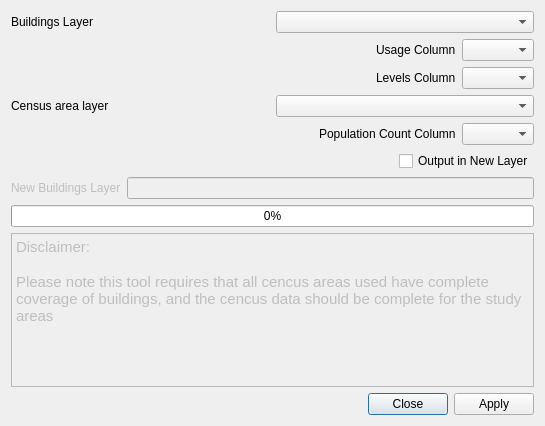
Old version of the form safe/gui/ui/people_in_buildings_base.ui in the repository inasafe/inasafe.
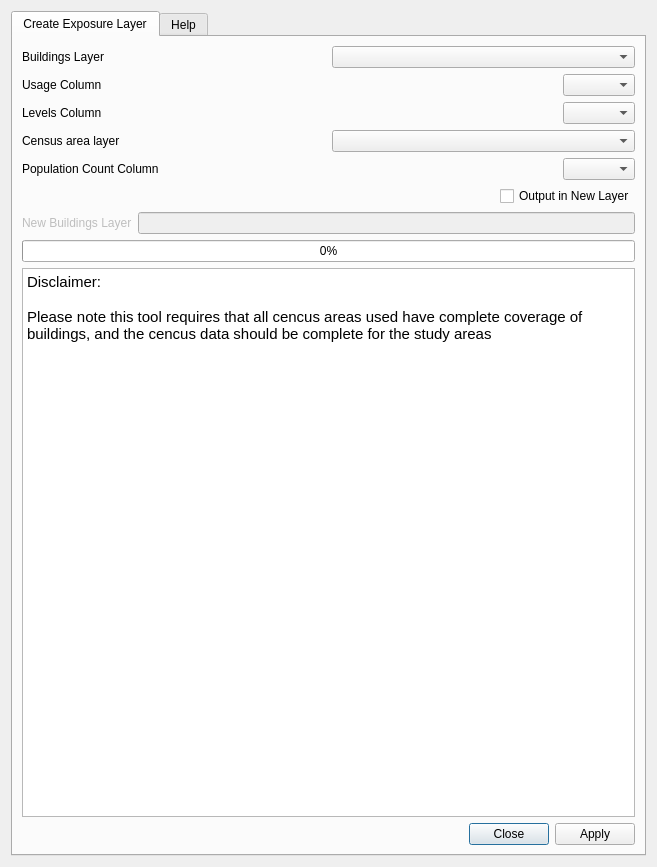
New version of the form.

Commit message: Updated People in Buildings tool. Continue on test suit

Patch:
```diff
--- a/safe/gui/ui/people_in_buildings_base.ui
+++ b/safe/gui/ui/people_in_buildings_base.ui
@@ -6,16 +6,46 @@
    <rect>
     <x>0</x>
     <y>0</y>
-    <width>545</width>
-    <height>426</height>
+    <width>657</width>
+    <height>867</height>
    </rect>
   </property>
+  <property name="sizePolicy">
+   <sizepolicy hsizetype="Maximum" vsizetype="Preferred">
+    <horstretch>0</horstretch>
+    <verstretch>0</verstretch>
+   </sizepolicy>
+  </property>
   <property name="windowTitle">
    <string>People in buildings</string>
   </property>
   <layout class="QGridLayout" name="gridLayout">
    <item row="0" column="0">
-    <layout class="QHBoxLayout" name="horizontalLayout">
+    <widget class="QTabWidget" name="tabWidget">
+     <property name="sizePolicy">
+      <sizepolicy hsizetype="MinimumExpanding" vsizetype="MinimumExpanding">
+       <horstretch>0</horstretch>
+       <verstretch>0</verstretch>
+      </sizepolicy>
+     </property>
+     <property name="currentIndex">
+      <number>0</number>
+     </property>
+     <widget class="QWidget" name="people_in_buildings_tab">
+      <property name="sizePolicy">
+       <sizepolicy hsizetype="MinimumExpanding" vsizetype="MinimumExpanding">
+        <horstretch>0</horstretch>
+        <verstretch>0</verstretch>
+       </sizepolicy>
+      </property>
+      <attribute name="title">
+       <string>Create Exposure Layer</string>
+      </attribute>
+      <layout class="QGridLayout" name="gridLayout_3">
+       <item row="0" column="0">
+        <layout class="QVBoxLayout" name="verticalLayout_2">
+         <item>
+          <layout class="QHBoxLayout" name="horizontalLayout_8">
      <item>
       <widget class="QLabel" name="label">
        <property name="text">
@@ -28,21 +58,8 @@
      </item>
     </layout>
    </item>
-   <item row="1" column="0">
+         <item>
     <layout class="QHBoxLayout" name="horizontalLayout_5">
-     <item>
-      <spacer name="horizontalSpacer">
-       <property name="orientation">
-        <enum>Qt::Horizontal</enum>
-       </property>
-       <property name="sizeHint" stdset="0">
-        <size>
-         <width>40</width>
-         <height>20</height>
-        </size>
-       </property>
-      </spacer>
-     </item>
      <item>
       <widget class="QLabel" name="label_3">
        <property name="text">
@@ -50,26 +67,29 @@
        </property>
       </widget>
      </item>
+           <item>
+            <spacer name="horizontalSpacer">
+             <property name="orientation">
+              <enum>Qt::Horizontal</enum>
+             </property>
+             <property name="sizeHint" stdset="0">
+              <size>
+               <width>40</width>
+               <height>20</height>
+              </size>
+             </property>
+            </spacer>
+           </item>
      <item>
       <widget class="QComboBox" name="usageColumnComboBox"/>
      </item>
     </layout>
    </item>
-   <item row="2" column="0">
+         <item>
     <layout class="QHBoxLayout" name="horizontalLayout_4">
-     <item>
-      <spacer name="horizontalSpacer_2">
-       <property name="orientation">
-        <enum>Qt::Horizontal</enum>
-       </property>
-       <property name="sizeHint" stdset="0">
-        <size>
-         <width>40</width>
-         <height>20</height>
-        </size>
-       </property>
-      </spacer>
-     </item>
+           <property name="sizeConstraint">
+            <enum>QLayout::SetNoConstraint</enum>
+           </property>
      <item>
       <widget class="QLabel" name="label_5">
        <property name="text">
@@ -77,12 +97,25 @@
        </property>
       </widget>
      </item>
+           <item>
+            <spacer name="horizontalSpacer_2">
+             <property name="orientation">
+              <enum>Qt::Horizontal</enum>
+             </property>
+             <property name="sizeHint" stdset="0">
+              <size>
+               <width>40</width>
+               <height>20</height>
+              </size>
+             </property>
+            </spacer>
+           </item>
      <item>
       <widget class="QComboBox" name="levelsColumnComboBox"/>
      </item>
     </layout>
    </item>
-   <item row="3" column="0">
+         <item>
     <layout class="QHBoxLayout" name="horizontalLayout_2">
      <item>
       <widget class="QLabel" name="label_2">
@@ -96,21 +129,8 @@
      </item>
     </layout>
    </item>
-   <item row="4" column="0">
+         <item>
     <layout class="QHBoxLayout" name="horizontalLayout_3">
-     <item>
-      <spacer name="horizontalSpacer_3">
-       <property name="orientation">
-        <enum>Qt::Horizontal</enum>
-       </property>
-       <property name="sizeHint" stdset="0">
-        <size>
-         <width>40</width>
-         <height>20</height>
-        </size>
-       </property>
-      </spacer>
-     </item>
      <item>
       <widget class="QLabel" name="label_4">
        <property name="text">
@@ -118,13 +138,29 @@
        </property>
       </widget>
      </item>
+           <item>
+            <spacer name="horizontalSpacer_3">
+             <property name="orientation">
+              <enum>Qt::Horizontal</enum>
+             </property>
+             <property name="sizeHint" stdset="0">
+              <size>
+               <width>40</width>
+               <height>20</height>
+              </size>
+             </property>
+            </spacer>
+           </item>
      <item>
       <widget class="QComboBox" name="populationCountComboBox"/>
      </item>
     </layout>
    </item>
-   <item row="5" column="0">
+         <item>
     <layout class="QHBoxLayout" name="horizontalLayout_7">
+           <property name="sizeConstraint">
+            <enum>QLayout::SetNoConstraint</enum>
+           </property>
      <item>
       <spacer name="horizontalSpacer_4">
        <property name="orientation">
@@ -143,6 +179,12 @@
        <property name="enabled">
         <bool>true</bool>
        </property>
+             <property name="sizePolicy">
+              <sizepolicy hsizetype="Minimum" vsizetype="Fixed">
+               <horstretch>0</horstretch>
+               <verstretch>0</verstretch>
+              </sizepolicy>
+             </property>
        <property name="text">
         <string>Output in New Layer</string>
        </property>
@@ -153,7 +195,7 @@
      </item>
     </layout>
    </item>
-   <item row="6" column="0">
+         <item>
     <layout class="QHBoxLayout" name="horizontalLayout_6">
      <item>
       <widget class="QLabel" name="newLayerLabel">
@@ -174,7 +216,7 @@
      </item>
     </layout>
    </item>
-   <item row="7" column="0">
+         <item>
     <widget class="QProgressBar" name="progressBar">
      <property name="enabled">
       <bool>true</bool>
@@ -187,7 +229,23 @@
      </property>
     </widget>
    </item>
-   <item row="9" column="0">
+         <item>
+          <widget class="QTextBrowser" name="textBrowser">
+           <property name="enabled">
+            <bool>true</bool>
+           </property>
+           <property name="html">
+            <string>&lt;!DOCTYPE HTML PUBLIC &quot;-//W3C//DTD HTML 4.0//EN&quot; &quot;http://www.w3.org/TR/REC-html40/strict.dtd&quot;&gt;
+&lt;html&gt;&lt;head&gt;&lt;meta name=&quot;qrichtext&quot; content=&quot;1&quot; /&gt;&lt;style type=&quot;text/css&quot;&gt;
+p, li { white-space: pre-wrap; }
+&lt;/style&gt;&lt;/head&gt;&lt;body style=&quot; font-family:'Cantarell'; font-size:11pt; font-weight:400; font-style:normal;&quot;&gt;
+&lt;p style=&quot; margin-top:0px; margin-bottom:0px; margin-left:0px; margin-right:0px; -qt-block-indent:0; text-indent:0px;&quot;&gt;&lt;span style=&quot; font-family:'Ubuntu';&quot;&gt;Disclaimer:&lt;/span&gt;&lt;/p&gt;
+&lt;p style=&quot; margin-top:0px; margin-bottom:0px; margin-left:0px; margin-right:0px; -qt-block-indent:0; text-indent:0px;&quot;&gt;&lt;span style=&quot; font-family:'Ubuntu';&quot;&gt;&lt;br /&gt;Please note this tool requires that all cencus areas used have complete coverage of buildings, and the cencus data should be complete for the study areas&lt;/span&gt;&lt;/p&gt;
+&lt;p style=&quot;-qt-paragraph-type:empty; margin-top:0px; margin-bottom:0px; margin-left:0px; margin-right:0px; -qt-block-indent:0; text-indent:0px; font-family:'Ubuntu';&quot;&gt;&lt;br /&gt;&lt;/p&gt;&lt;/body&gt;&lt;/html&gt;</string>
+           </property>
+          </widget>
+         </item>
+         <item>
     <widget class="QDialogButtonBox" name="buttonBox">
      <property name="orientation">
       <enum>Qt::Horizontal</enum>
@@ -197,20 +255,57 @@
      </property>
     </widget>
    </item>
-   <item row="8" column="0">
-    <widget class="QTextBrowser" name="textBrowser">
+        </layout>
+       </item>
+      </layout>
+     </widget>
+     <widget class="QWidget" name="help_tab">
+      <attribute name="title">
+       <string>Help</string>
+      </attribute>
+      <layout class="QGridLayout" name="gridLayout_2">
+       <item row="0" column="0">
+        <layout class="QVBoxLayout" name="verticalLayout">
+         <item>
+          <widget class="QTextBrowser" name="helpTextBrowser">
      <property name="enabled">
-      <bool>false</bool>
+            <bool>true</bool>
      </property>
      <property name="html">
       <string>&lt;!DOCTYPE HTML PUBLIC &quot;-//W3C//DTD HTML 4.0//EN&quot; &quot;http://www.w3.org/TR/REC-html40/strict.dtd&quot;&gt;
 &lt;html&gt;&lt;head&gt;&lt;meta name=&quot;qrichtext&quot; content=&quot;1&quot; /&gt;&lt;style type=&quot;text/css&quot;&gt;
 p, li { white-space: pre-wrap; }
-&lt;/style&gt;&lt;/head&gt;&lt;body style=&quot; font-family:'Ubuntu'; font-size:11pt; font-weight:400; font-style:normal;&quot;&gt;
-&lt;p style=&quot; margin-top:0px; margin-bottom:0px; margin-left:0px; margin-right:0px; -qt-block-indent:0; text-indent:0px;&quot;&gt;Disclaimer:&lt;/p&gt;
-&lt;p style=&quot; margin-top:0px; margin-bottom:0px; margin-left:0px; margin-right:0px; -qt-block-indent:0; text-indent:0px;&quot;&gt;&lt;br /&gt;Please note this tool requires that all cencus areas used have complete coverage of buildings, and the cencus data should be complete for the study areas&lt;/p&gt;
-&lt;p style=&quot;-qt-paragraph-type:empty; margin-top:0px; margin-bottom:0px; margin-left:0px; margin-right:0px; -qt-block-indent:0; text-indent:0px;&quot;&gt;&lt;br /&gt;&lt;/p&gt;&lt;/body&gt;&lt;/html&gt;</string>
-     </property>
+&lt;/style&gt;&lt;/head&gt;&lt;body style=&quot; font-family:'Cantarell'; font-size:11pt; font-weight:400; font-style:normal;&quot;&gt;
+&lt;p style=&quot; margin-top:0px; margin-bottom:0px; margin-left:0px; margin-right:0px; -qt-block-indent:0; text-indent:0px;&quot;&gt;&lt;span style=&quot; text-decoration: underline;&quot;&gt;Summary&lt;/span&gt;&lt;/p&gt;
+&lt;p style=&quot; margin-top:0px; margin-bottom:0px; margin-left:0px; margin-right:0px; -qt-block-indent:0; text-indent:0px;&quot;&gt;This tool assists in the creation of a new exposure layer; People in Buildings. &lt;/p&gt;
+&lt;p style=&quot;-qt-paragraph-type:empty; margin-top:0px; margin-bottom:0px; margin-left:0px; margin-right:0px; -qt-block-indent:0; text-indent:0px;&quot;&gt;&lt;br /&gt;&lt;/p&gt;
+&lt;p style=&quot; margin-top:0px; margin-bottom:0px; margin-left:0px; margin-right:0px; -qt-block-indent:0; text-indent:0px;&quot;&gt;&lt;span style=&quot; text-decoration: underline;&quot;&gt;How the tool is used&lt;/span&gt;&lt;/p&gt;
+&lt;p style=&quot; margin-top:0px; margin-bottom:0px; margin-left:0px; margin-right:0px; -qt-block-indent:0; text-indent:0px;&quot;&gt;1) A buildings layer and a census layer should be loaded in QGIS.&lt;/p&gt;
+&lt;p style=&quot;-qt-paragraph-type:empty; margin-top:0px; margin-bottom:0px; margin-left:0px; margin-right:0px; -qt-block-indent:0; text-indent:0px;&quot;&gt;&lt;br /&gt;&lt;/p&gt;
+&lt;p style=&quot; margin-top:0px; margin-bottom:0px; margin-left:0px; margin-right:0px; -qt-block-indent:0; text-indent:0px;&quot;&gt;2) The buildings layer is selected. &lt;/p&gt;
+&lt;p style=&quot; margin-top:0px; margin-bottom:0px; margin-left:0px; margin-right:0px; -qt-block-indent:0; text-indent:0px;&quot;&gt;a) This layer should have a attribute describing the usage or type. The usage of usage of type &amp;quot;Residential&amp;quot; or &amp;quot;House&amp;quot; are considered to have people. &lt;/p&gt;
+&lt;p style=&quot; margin-top:0px; margin-bottom:0px; margin-left:0px; margin-right:0px; -qt-block-indent:0; text-indent:0px;&quot;&gt;b) The buildings layer should also contain an attribute with the number of residential levels. In the case where this is not given 1 level is assumed.&lt;/p&gt;
+&lt;p style=&quot;-qt-paragraph-type:empty; margin-top:0px; margin-bottom:0px; margin-left:0px; margin-right:0px; -qt-block-indent:0; text-indent:0px;&quot;&gt;&lt;br /&gt;&lt;/p&gt;
+&lt;p style=&quot; margin-top:0px; margin-bottom:0px; margin-left:0px; margin-right:0px; -qt-block-indent:0; text-indent:0px;&quot;&gt;3) The people in buildings is either output to the current buildings layer or a new layer.&lt;/p&gt;
+&lt;p style=&quot;-qt-paragraph-type:empty; margin-top:0px; margin-bottom:0px; margin-left:0px; margin-right:0px; -qt-block-indent:0; text-indent:0px;&quot;&gt;&lt;br /&gt;&lt;/p&gt;
+&lt;p style=&quot; margin-top:0px; margin-bottom:0px; margin-left:0px; margin-right:0px; -qt-block-indent:0; text-indent:0px;&quot;&gt;4) The output layer will have two additional attributes: People_Rnd and People_Dec. The People_Rnd is the amount to be used as a reference for the number of people estimated to reside in the residential building. The People_Dec is only for Impact Function use.&lt;/p&gt;&lt;/body&gt;&lt;/html&gt;</string>
+           </property>
+          </widget>
+         </item>
+         <item>
+          <widget class="QDialogButtonBox" name="buttonBox_1">
+           <property name="orientation">
+            <enum>Qt::Horizontal</enum>
+           </property>
+           <property name="standardButtons">
+            <set>QDialogButtonBox::Close</set>
+           </property>
+          </widget>
+         </item>
+        </layout>
+       </item>
+      </layout>
+     </widget>
     </widget>
    </item>
   </layout>
```
Left out of the diff: 40 changed lines with no effect on the pictures. Lines whose indentation alone changed are shown as unchanged. The commit also changes 14 other files.
